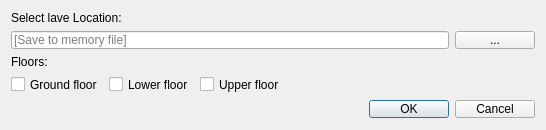
First picture: the form in UrbanDataInput/CreateNew_LU_dialog_base.ui, repository spacesyntax/UrbanDataInputTool, before the edit.
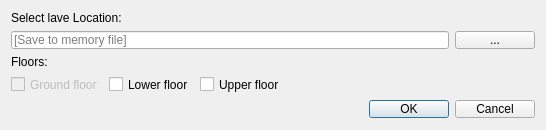
Second picture: the form after the edit.

```diff
--- a/UrbanDataInput/CreateNew_LU_dialog_base.ui
+++ b/UrbanDataInput/CreateNew_LU_dialog_base.ui
@@ -38,6 +38,9 @@
       <layout class="QHBoxLayout" name="horizontalLayout">
        <item>
         <widget class="QCheckBox" name="LUincGFcheckBox">
+         <property name="enabled">
+          <bool>false</bool>
+         </property>
          <property name="text">
           <string>Ground floor</string>
          </property>
```
Left out of the diff: 2 changed lines with no effect on the pictures.
